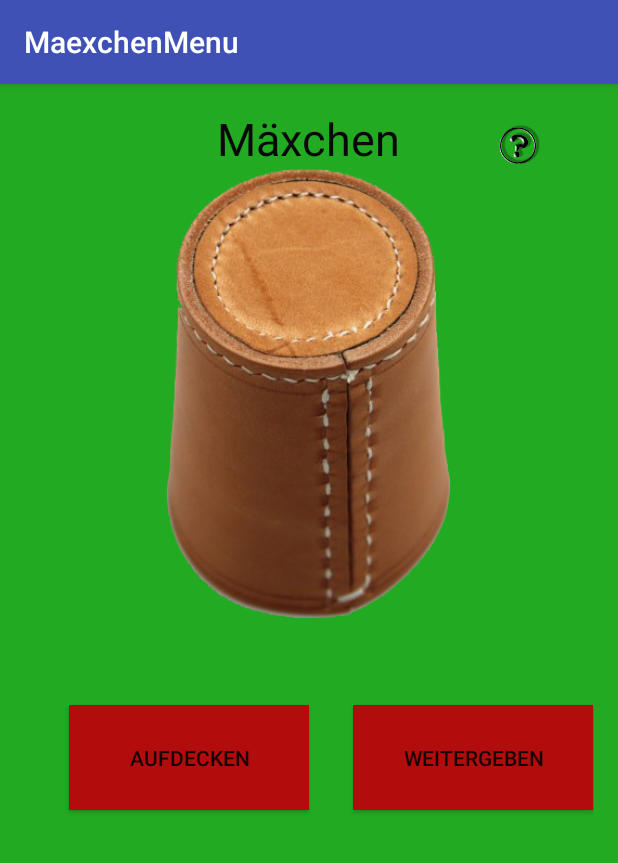
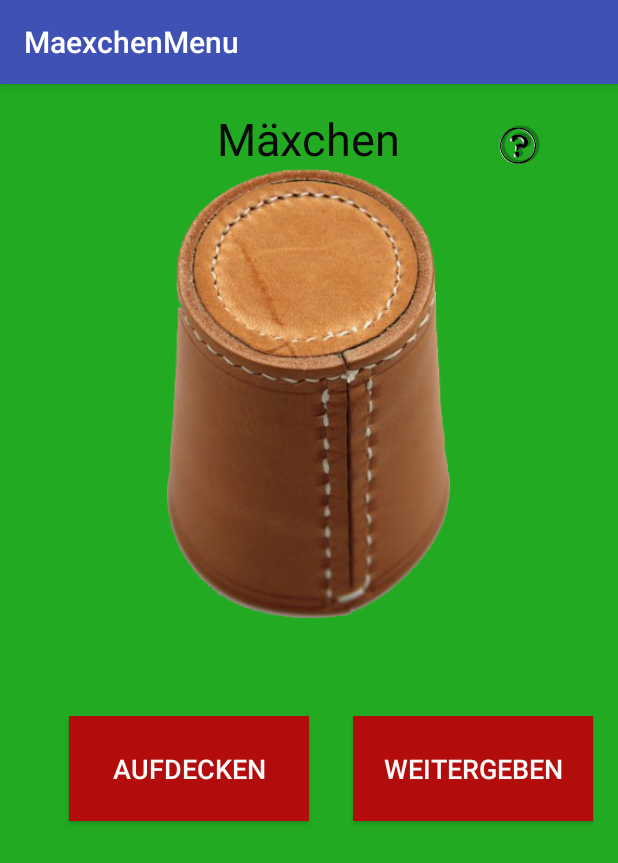
Before and after one commit to Gertfreiberger/Trinkspielsammlung, an Android app: the Maexchen screen opened directly, with no data from a screen before it, on a phone screen of 412 x 824 dp. Shown: the top 863 px of the screen. Run offline under Robolectric (Android 15) with nearby library versions, the phone set to English and light mode, and no system bars.

Commit message:
[DV, GF] some layout modifikation

```diff
--- a/DrinkingGamesCollection/app/src/main/java/wtfisandroid/drinkinggamescollection/Maexchen.java
+++ b/DrinkingGamesCollection/app/src/main/java/wtfisandroid/drinkinggamescollection/Maexchen.java
@@ -262,7 +262,7 @@ public class Maexchen extends AppCompatActivity implements View.OnClickListener,
     public void showThrowResult(int left_throw,int right_throw) {
 
         if(left_throw == right_throw) {
-            dice_result_.setText(Integer.toString(left_throw) + "ser pasch");
+            dice_result_.setText(Integer.toString(left_throw) + "er pasch");
         }
         else if((left_throw == 1 && right_throw == 2) || (left_throw == 2 && right_throw == 1)) {
             dice_result_.setText("Mäxchen");
--- a/DrinkingGamesCollection/app/src/main/res/layout/content_maexchen_menu.xml
+++ b/DrinkingGamesCollection/app/src/main/res/layout/content_maexchen_menu.xml
@@ -41,7 +41,7 @@
         android:layout_height="wrap_content"
         android:text="@string/maexchen_textView_result_init"
         android:id="@+id/maexchen_textview_dice"
-        android:textSize="20dip"
+        android:textSize="25dip"
         android:layout_below="@+id/maexchen_imageView_cup"
         android:layout_centerHorizontal="true"
         android:layout_marginBottom="20dp"
@@ -55,7 +55,9 @@
         android:id="@+id/maexchen_button_left"
         android:layout_below="@+id/maexchen_textview_dice"
         android:layout_alignEnd="@+id/imageView_dice_left"
-        android:background="#b30c0c" />
+        android:background="#b30c0c"
+        android:textSize="@dimen/maexchen_button_text_size"
+        android:textColor="#fcf9f9" />
 
     <Button
         android:layout_width="@dimen/maexchen_button_width"
@@ -65,7 +67,9 @@
         android:layout_marginLeft = "@dimen/maexchen_button_margin"
         android:layout_below="@+id/maexchen_textview_dice"
         android:layout_alignStart="@+id/imageView_dice_right"
-        android:background="#b30c0c" />
+        android:background="#b30c0c"
+        android:textSize="@dimen/maexchen_button_text_size"
+        android:textColor="#fcf9f9" />
 
     <ImageView
         android:layout_width="@dimen/image_view_dice_size"
@@ -92,7 +96,8 @@
         android:layout_below="@id/maexchen_textview_headline"
         android:layout_centerHorizontal="true"
 
-        android:src="@mipmap/whole_cup" />
+        android:src="@mipmap/whole_cup"
+        android:clickable="false" />
 
 
 </RelativeLayout>
--- a/DrinkingGamesCollection/app/src/main/res/values/dimens.xml
+++ b/DrinkingGamesCollection/app/src/main/res/values/dimens.xml
@@ -14,4 +14,5 @@
     <dimen name="maexchen_button_width">160dip</dimen>
     <dimen name="maexchen_button_height">70dip</dimen>
     <dimen name="maexchen_button_margin">30dp</dimen>
+    <dimen name="maexchen_button_text_size">18dip</dimen>
 </resources>
```
Also changed, not shown: DrinkingGamesCollection/app/src/main/res/values/strings.xml (+6 -6 lines).
